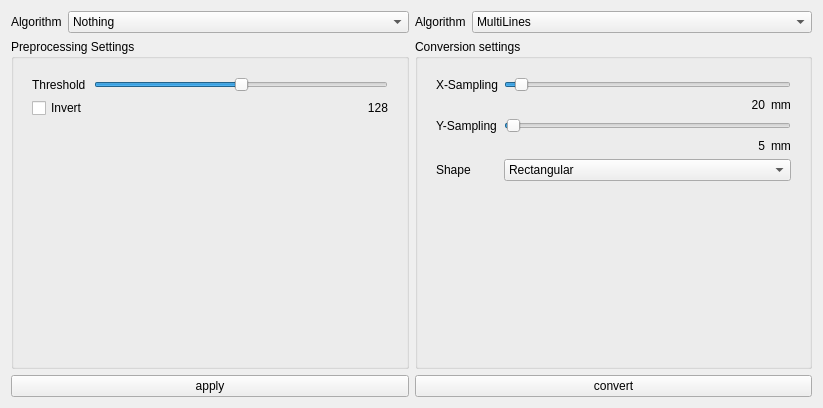
Old version of the form PC/VPlotter/convertform.ui in the repository rottaca/VPlotter.
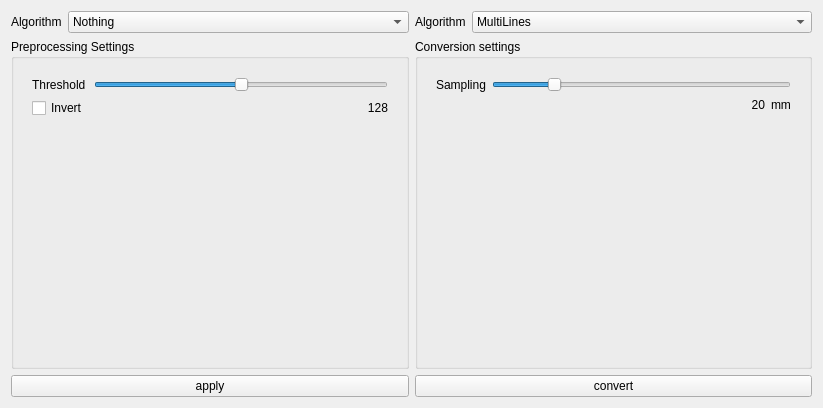
New version of the form.

Diff of the .ui file:
```diff
--- a/PC/VPlotter/convertform.ui
+++ b/PC/VPlotter/convertform.ui
@@ -313,7 +313,7 @@
            <enum>QFrame::Plain</enum>
           </property>
           <property name="currentIndex">
-           <number>2</number>
+           <number>3</number>
           </property>
           <widget class="QWidget" name="page_4">
            <layout class="QFormLayout" name="formLayout_4">
@@ -595,6 +595,60 @@
             </item>
            </layout>
           </widget>
+          <widget class="QWidget" name="page_8">
+           <layout class="QFormLayout" name="formLayout_7">
+            <item row="0" column="0">
+             <widget class="QLabel" name="label_25">
+              <property name="text">
+               <string>Sampling</string>
+              </property>
+             </widget>
+            </item>
+            <item row="0" column="1">
+             <widget class="QSlider" name="hs_pixels_sampling">
+              <property name="minimum">
+               <number>1</number>
+              </property>
+              <property name="maximum">
+               <number>100</number>
+              </property>
+              <property name="value">
+               <number>20</number>
+              </property>
+              <property name="orientation">
+               <enum>Qt::Horizontal</enum>
+              </property>
+             </widget>
+            </item>
+            <item row="2" column="1">
+             <layout class="QHBoxLayout" name="horizontalLayout_9">
+              <item>
+               <widget class="QLabel" name="label_23">
+                <property name="text">
+                 <string>20</string>
+                </property>
+                <property name="alignment">
+                 <set>Qt::AlignRight|Qt::AlignTrailing|Qt::AlignVCenter</set>
+                </property>
+               </widget>
+              </item>
+              <item>
+               <widget class="QLabel" name="label_24">
+                <property name="sizePolicy">
+                 <sizepolicy hsizetype="Maximum" vsizetype="Preferred">
+                  <horstretch>0</horstretch>
+                  <verstretch>0</verstretch>
+                 </sizepolicy>
+                </property>
+                <property name="text">
+                 <string>mm</string>
+                </property>
+               </widget>
+              </item>
+             </layout>
+            </item>
+           </layout>
+          </widget>
          </widget>
         </item>
        </layout>
```
Left out of the diff: 81 changed lines with no effect on the pictures.
